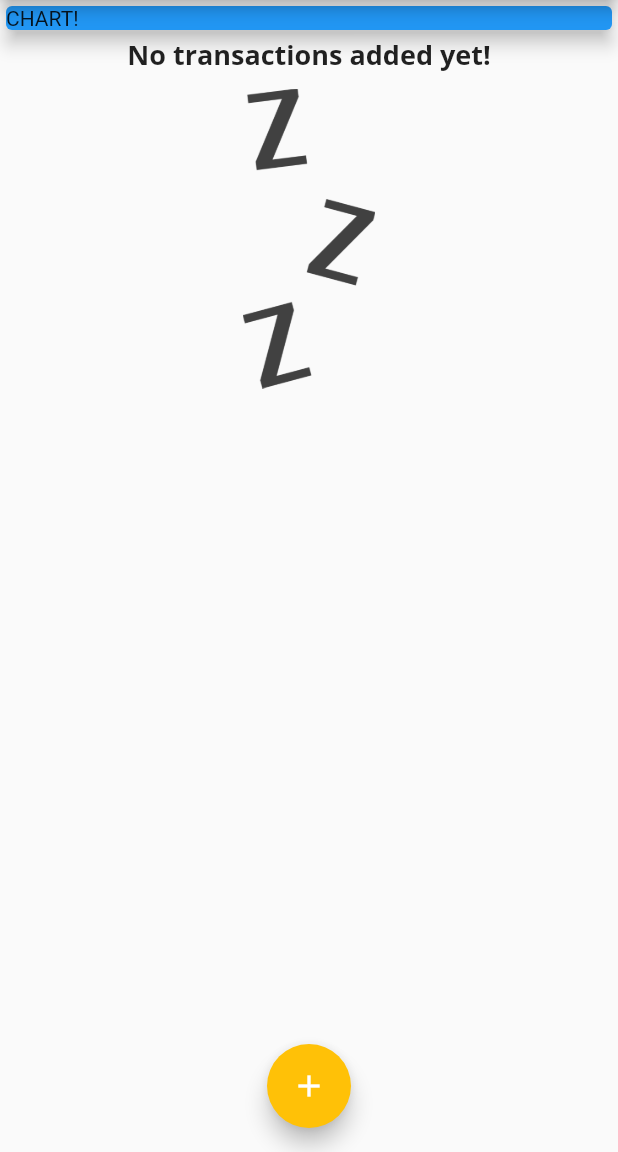
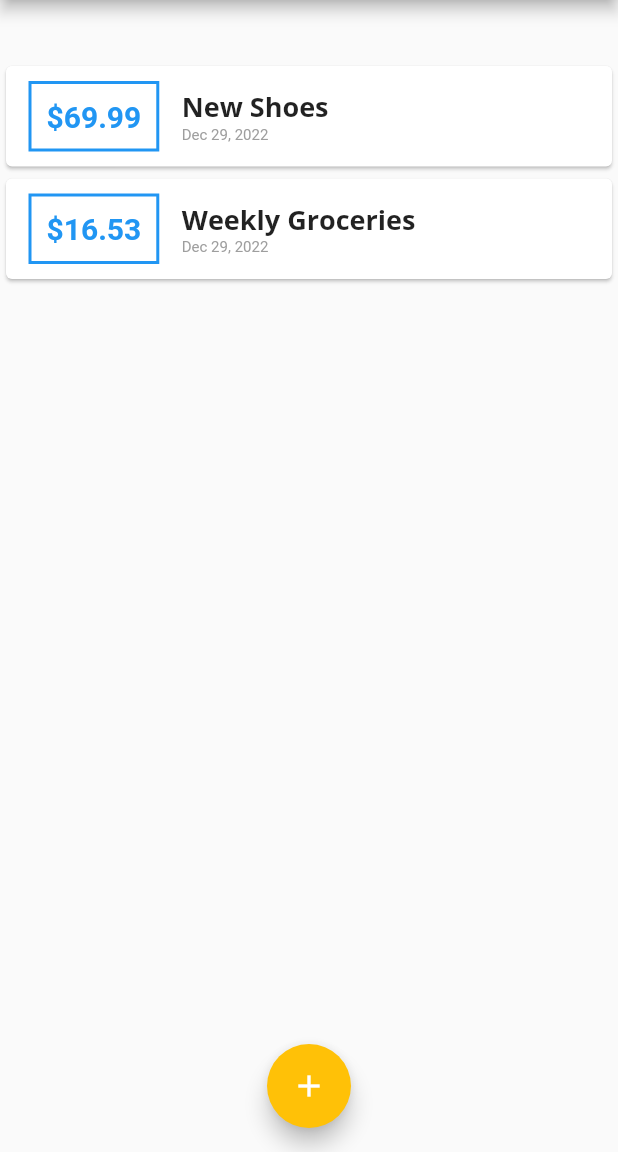
Before and after one commit to Azuos0/flutter-personal-expenses-app, a Flutter app: the screen it shows after launch, on a phone screen of 412 x 824 dp, the part 84-1236 px from its top. Run offline on Flutter 3.47's test engine with Material 2 defaults, Android fonts, the phone set to English and light mode, and no system bars.

Commit message:
Deriving Recent transactions

```diff
--- a/lib/main.dart
+++ b/lib/main.dart
@@ -1,6 +1,7 @@
 import 'package:flutter/material.dart';
-import 'package:personal_expenses/widgets/new_transaction.dart';
-import 'package:personal_expenses/widgets/transaction_list.dart';
+import 'widgets/charts.dart';
+import 'widgets/new_transaction.dart';
+import 'widgets/transaction_list.dart';
 import 'models/transaction.dart';
 
 void main() {
@@ -46,19 +47,29 @@ class MyHomePage extends StatefulWidget {
 
 class _MyHomePageState extends State<MyHomePage> {
   final List<Transaction> _userTransactions = [
-    // Transaction(
-    //   id: 't1',
-    //   title: 'New Shoes',
-    //   amount: 69.99,
-    //   date: DateTime.now(),
-    // ),
-    // Transaction(
-    //   id: 't2',
-    //   title: 'Weekly Groceries',
-    //   amount: 16.53,
-    //   date: DateTime.now(),
-    // )
+    Transaction(
+      id: 't1',
+      title: 'New Shoes',
+      amount: 69.99,
+      date: DateTime.now(),
+    ),
+    Transaction(
+      id: 't2',
+      title: 'Weekly Groceries',
+      amount: 16.53,
+      date: DateTime.now(),
+    )
   ];
+
+  List<Transaction> get _recentTransactions {
+    return _userTransactions.where((tx) {
+      return tx.date.isAfter(
+        DateTime.now().subtract(
+          const Duration(days: 7),
+        ),
+      );
+    }).toList();
+  }
 
   void _addNewTransaction(String title, double amount) {
     final newTx = Transaction(
@@ -95,14 +106,7 @@ class _MyHomePageState extends State<MyHomePage> {
       body: SingleChildScrollView(
         child: Column(
           children: <Widget>[
-            const SizedBox(
-              width: double.infinity,
-              child: Card(
-                color: Colors.blue,
-                elevation: 5,
-                child: Text('CHART!'),
-              ),
-            ),
+            Chart(recentTransactions: _recentTransactions),
             TransactionList(transactions: _userTransactions),
           ],
         ),
--- a/lib/widgets/charts.dart
+++ b/lib/widgets/charts.dart
@@ -21,7 +21,7 @@ class Chart extends StatelessWidget {
         }
       }
 
-      return {'day': DateFormat.E(weekDay), 'amount': totalSum};
+      return {'day': DateFormat.E().format(weekDay), 'amount': totalSum};
     });
   }
 
@@ -29,7 +29,7 @@ class Chart extends StatelessWidget {
   Widget build(BuildContext context) {
     return Card(
       elevation: 6,
-      margin: EdgeInsets.all(20),
+      margin: const EdgeInsets.all(20),
       child: Row(children: []),
     );
   }
```
